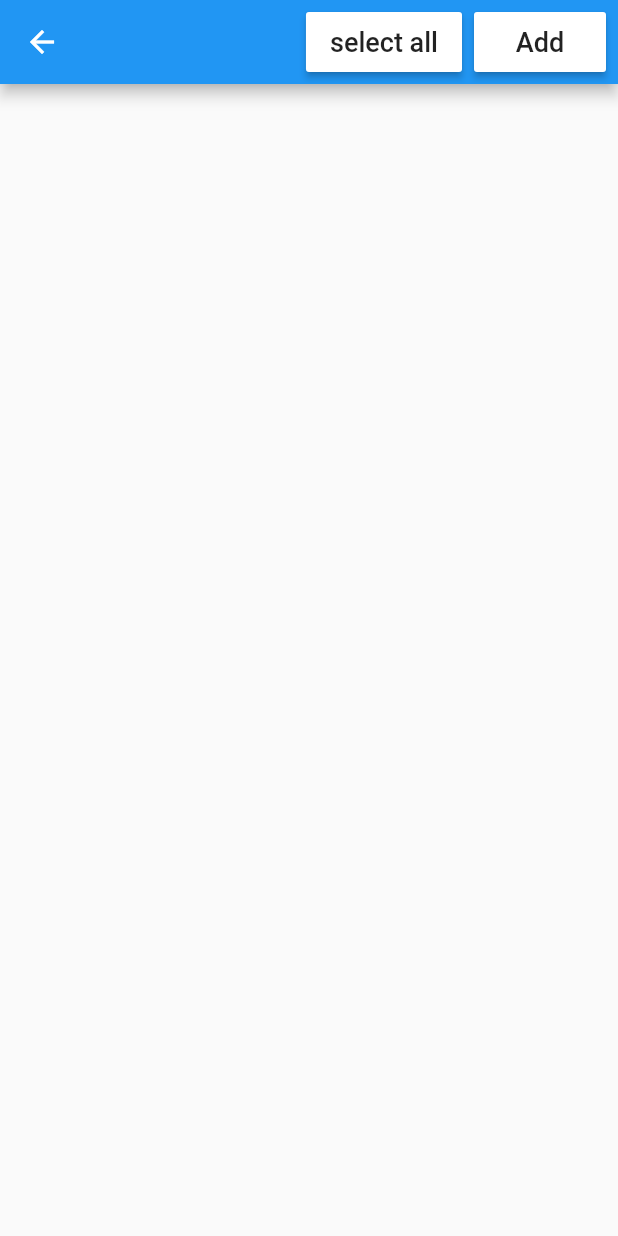
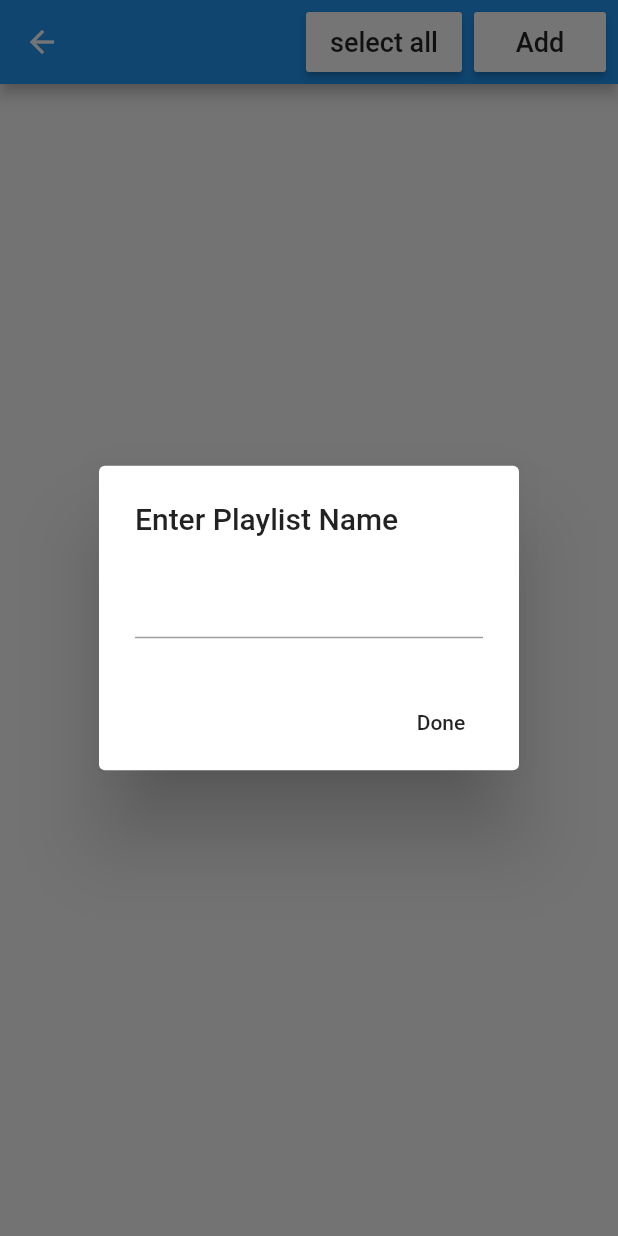
Before and after one commit to nbezanis/PlayMaster, a Flutter app: the PlaylistContainer screen opened directly, after a tap on "Add", on a phone screen of 412 x 824 dp. Run offline on Flutter 3.47's test engine with Material 2 defaults, Android fonts, the phone set to English and light mode, and no system bars; our stand-ins replace audioplayers, file_picker, flutter_svg, shared_preferences; accounts and stored records are empty.

Commit message:
add dialog that allows you to name playlist

```diff
--- a/lib/main.dart
+++ b/lib/main.dart
@@ -262,13 +262,19 @@ class _HomePageState extends State<HomePage> {
     );
   }
 
-  void _addPlaylists(MusicInfo musicInfo, SelectInfo selectInfo) {
-    Navigator.push(
+  Future<Playlist> _createPlaylist(MusicInfo musicInfo, SelectInfo selectInfo) {
+    return Navigator.push(
       context,
       MaterialPageRoute(
         builder: (context) => PlaylistCreator(musicInfo, selectInfo),
       ),
     );
+  }
+
+  void _addPlaylist(Playlist p) {
+    PlayMaster.playlists.add(p);
+    print(p.name);
+    //add to shared preferences too
   }
 
   void _addSongs() {
@@ -348,7 +354,9 @@ class _HomePageState extends State<HomePage> {
             iconSize: 40.0,
             padding: EdgeInsets.all(0.0),
             onPressed: () {
-              displaySongs ? _addSongs() : _addPlaylists(musicInfo, selectInfo);
+              displaySongs
+                  ? _addSongs()
+                  : _createPlaylist(musicInfo, selectInfo).then(_addPlaylist);
             }),
         PopupMenuButton<String>(
           icon: Icon(
--- a/lib/playlist_creator.dart
+++ b/lib/playlist_creator.dart
@@ -1,9 +1,11 @@
 import 'package:flutter/material.dart';
 import 'package:provider/provider.dart';
+import 'dart:collection';
 
 import 'main.dart';
 import 'music_list_display.dart';
 import 'app_utils.dart';
+import 'music_utils.dart';
 
 //class to hold the providers required for music list display to work
 class PlaylistCreator extends StatelessWidget {
@@ -24,6 +26,31 @@ class PlaylistCreator extends StatelessWidget {
 
 //class that holds the display of the plalylist creator
 class PlaylistContainer extends StatelessWidget {
+  //shows a dialog asking for the name of the playlist
+  //passes back the name the user inputted
+  Future<String> createNameDialog(BuildContext context) {
+    TextEditingController controller = TextEditingController();
+    return showDialog(
+        context: context,
+        builder: (context) {
+          return AlertDialog(
+            title: Text('Enter Playlist Name'),
+            content: TextField(
+              controller: controller,
+            ),
+            actions: <Widget>[
+              MaterialButton(
+                elevation: 5.0,
+                child: Text('Done'),
+                onPressed: () {
+                  Navigator.of(context).pop(controller.text.toString());
+                },
+              ),
+            ],
+          );
+        });
+  }
+
   @override
   Widget build(BuildContext context) {
     var selectInfo = Provider.of<SelectInfo>(context);
@@ -50,7 +77,13 @@ class PlaylistContainer extends StatelessWidget {
             child: RaisedButton(
               color: Colors.white,
               onPressed: () {
-                //TODO launch name dialog
+                //shows dialog asking for name when pressed
+                createNameDialog(context).then((name) {
+                  //sends back the playlist that was created
+                  HashSet<Song> songs = selectInfo.finishSongSelect();
+                  Navigator.of(context)
+                      .pop(Playlist.name(songs.toList(), name));
+                });
               },
               child: Text(
                 'Add',
```
